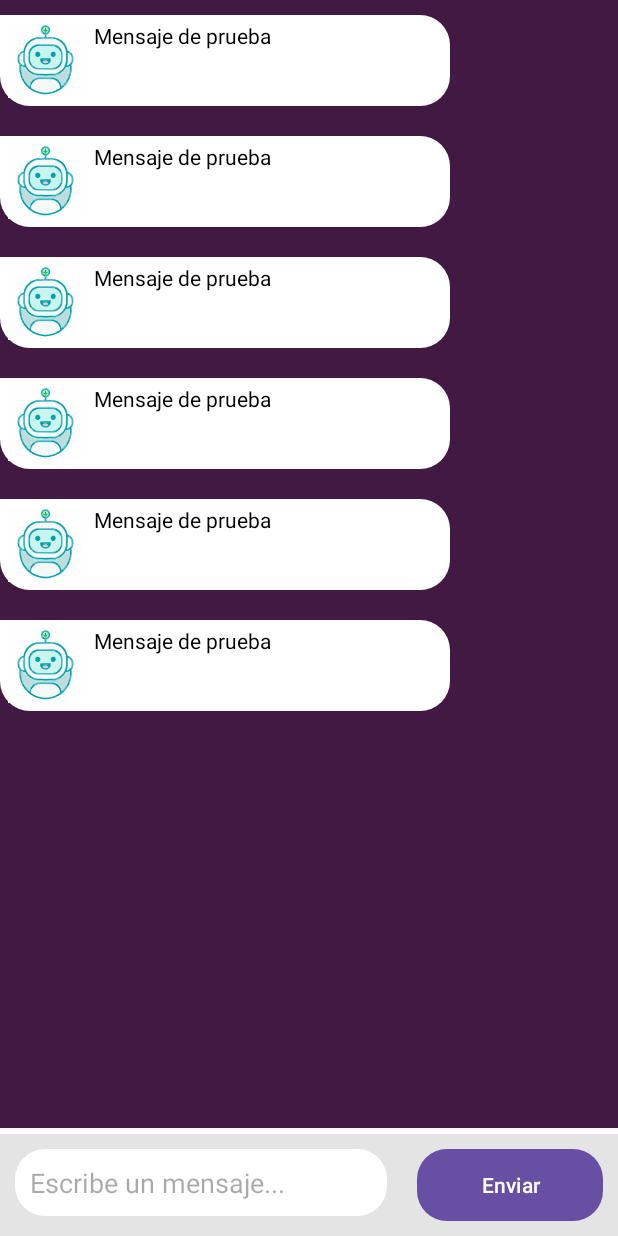
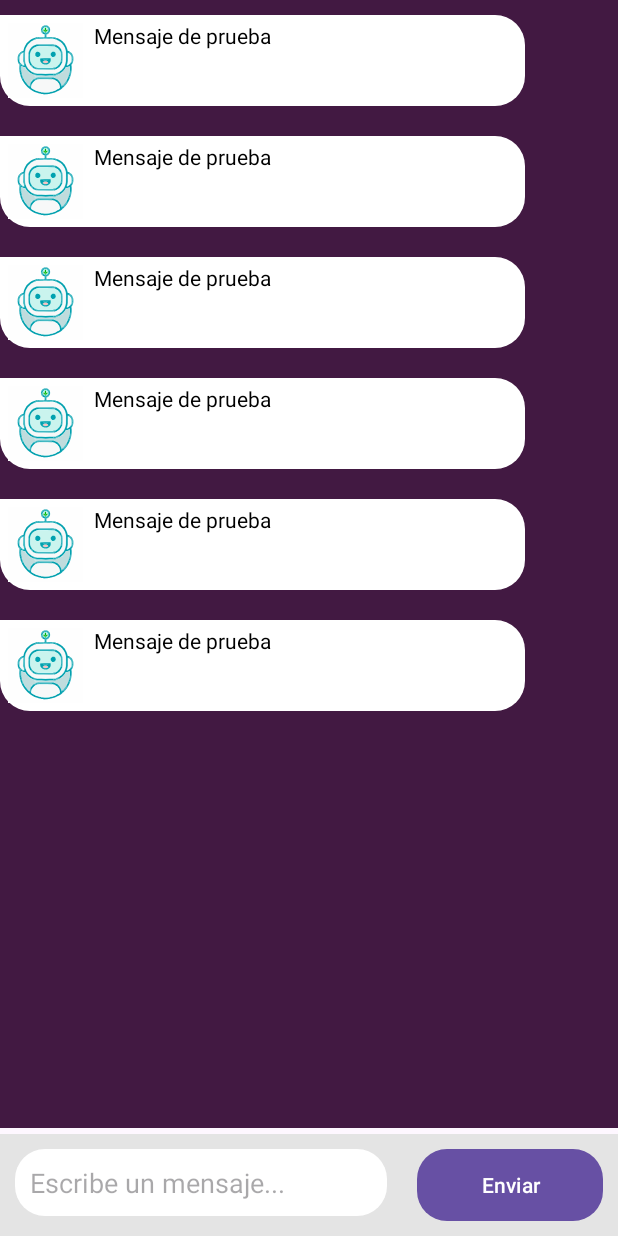
Before and after one commit to Hitgunit/AgribotBeta, an Android app: the layout activity_main.xml on its own in the app's theme, with its tools: preview values and no code run, on a phone screen of 412 x 824 dp. Run offline under Robolectric (Android 15) with nearby library versions, the phone set to English and light mode, and no system bars.

Commit message:
AddSpace
Se agrego espacio al mensaje de texto

```diff
--- a/app/src/main/res/layout/message_item_bot.xml
+++ b/app/src/main/res/layout/message_item_bot.xml
@@ -5,7 +5,7 @@
     <!--Mensaje Bot-->
     <LinearLayout
         android:id="@+id/bot_message_layout"
-        android:layout_width="300dp"
+        android:layout_width="350dp"
         android:layout_height="wrap_content"
         android:orientation="vertical"
         android:background="@drawable/receive_round_box"
```
